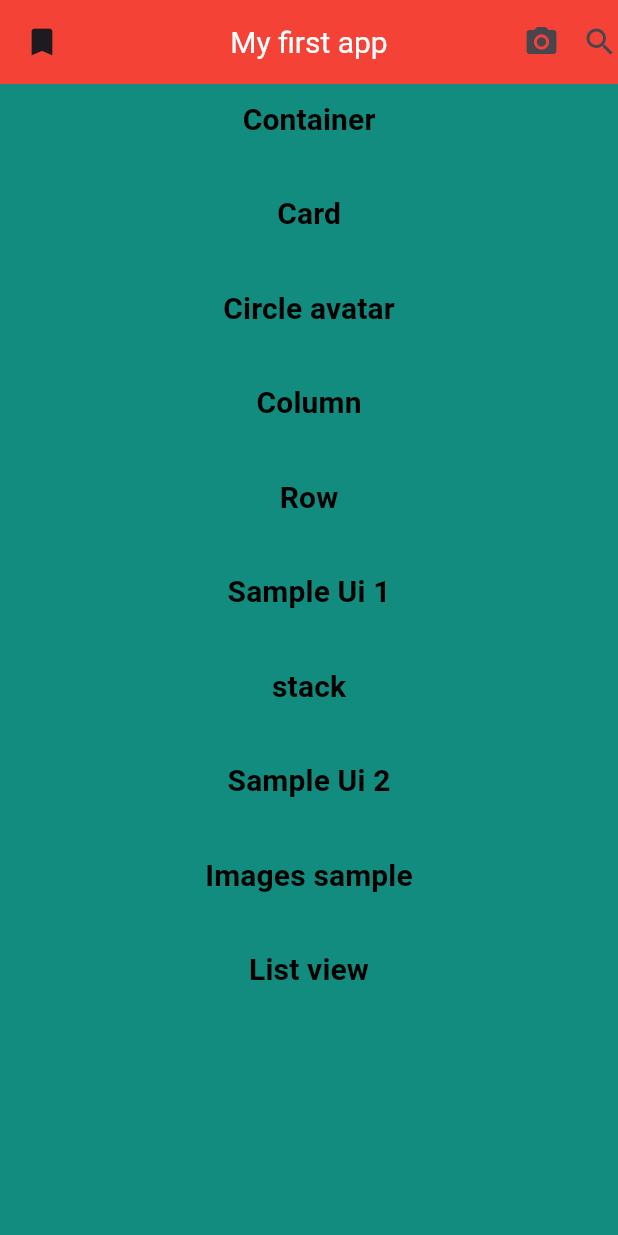
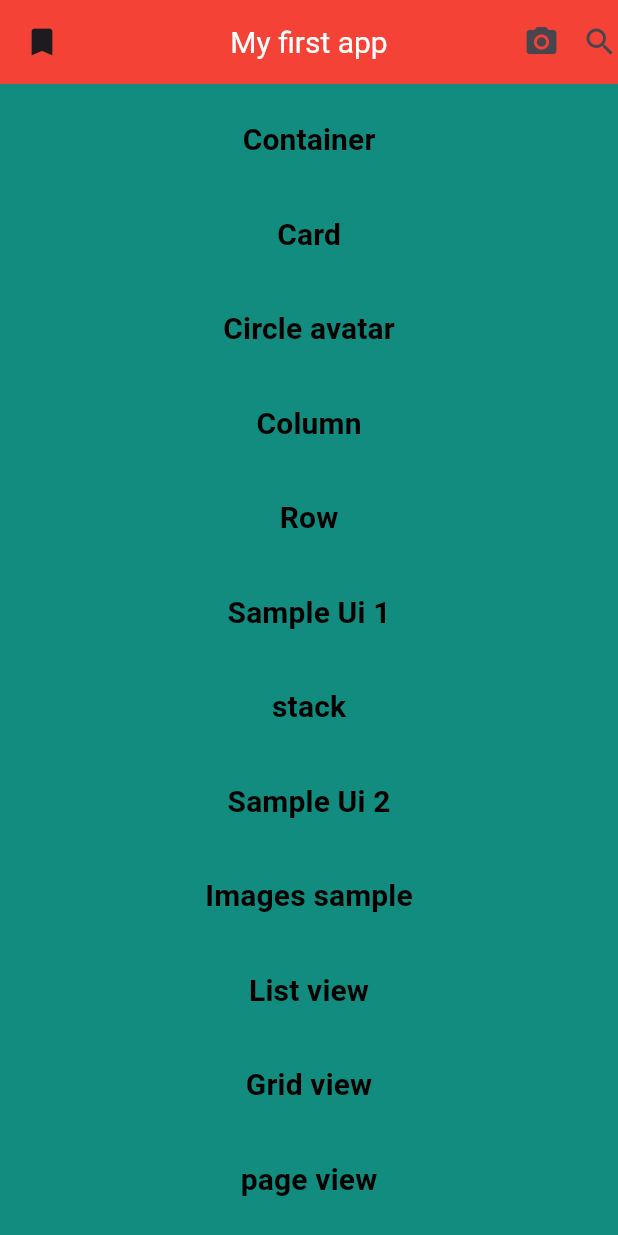
Before and after one commit to shihabLuminar/flutter_june_2025_widgets, a Flutter app: the screen it shows after launch, on a phone screen of 412 x 824 dp. Run offline on Flutter 3.47's test engine with Material 3 defaults, Android fonts, the phone set to English and light mode, and no system bars.

Commit message:
page view and gridview

```diff
--- a/lib/home_screen.dart
+++ b/lib/home_screen.dart
@@ -3,8 +3,10 @@ import 'package:flutter_application_1/card_sample_screen.dart';
 import 'package:flutter_application_1/circleavatar_sample.dart';
 import 'package:flutter_application_1/column_screen.dart';
 import 'package:flutter_application_1/container_sample_screen.dart';
+import 'package:flutter_application_1/grid_view_screen.dart';
 import 'package:flutter_application_1/images_sample_screen.dart';
 import 'package:flutter_application_1/listview_screen.dart';
+import 'package:flutter_application_1/pageview_screen.dart';
 import 'package:flutter_application_1/row_screen.dart';
 import 'package:flutter_application_1/sample_ui_1.dart';
 import 'package:flutter_application_1/sample_ui_2.dart';
@@ -30,6 +32,7 @@ class HomeScreen extends StatelessWidget {
         ],
       ),
       body: Center(
+        child: SingleChildScrollView(
           child: Column(
             spacing: 15,
             children: [
@@ -48,7 +51,11 @@ class HomeScreen extends StatelessWidget {
                 title: "Circle avatar",
                 screen: CircleavatarSample(),
               ),
-            _customTextButton(context, title: "Column", screen: ColumnScreen()),
+              _customTextButton(
+                context,
+                title: "Column",
+                screen: ColumnScreen(),
+              ),
               _customTextButton(context, title: "Row", screen: RowScreen()),
               _customTextButton(
                 context,
@@ -75,7 +82,18 @@ class HomeScreen extends StatelessWidget {
                 title: "List view",
                 screen: ListviewScreen(),
               ),
+              _customTextButton(
+                context,
+                title: "Grid view",
+                screen: GridViewScreen(),
+              ),
+              _customTextButton(
+                context,
+                title: "page view",
+                screen: PageviewScreen(),
+              ),
             ],
+          ),
         ),
       ),
     );
```
Also changed, not shown: lib/grid_view_screen.dart (added, +25 -0 lines), lib/pageview_screen.dart (added, +26 -0 lines). Lines whose indentation alone changed are shown as unchanged.
